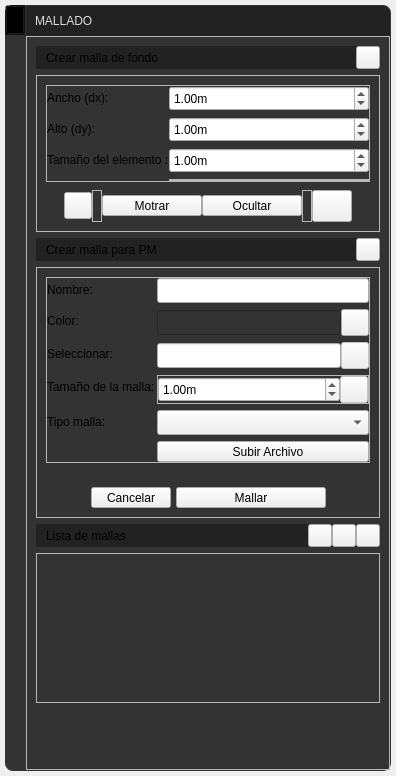
This is app/ui/widget_draw_menu_mesh.ui in edwinar13/MPM-UN as Qt 5 draws it before an edit. The edited form follows.
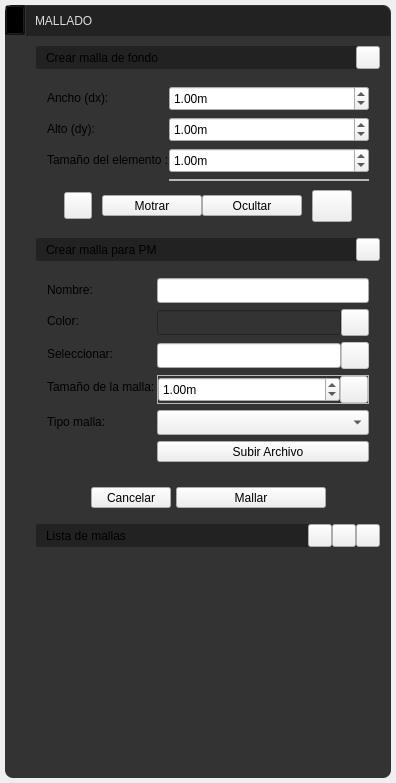
This is the edited form. Icons and pictures are not drawn.

Patch:
```diff
--- a/app/ui/widget_draw_menu_mesh.ui
+++ b/app/ui/widget_draw_menu_mesh.ui
@@ -7,7 +7,7 @@
     <x>0</x>
     <y>0</y>
     <width>350</width>
-    <height>776</height>
+    <height>783</height>
    </rect>
   </property>
   <property name="sizePolicy">
@@ -75,6 +75,20 @@
 border-radius: 8px
 }
 
+
+QFrame#frame_info,
+QFrame#frame_mesh2,
+QFrame#frame_mesh2_2,
+QFrame#frame_mesh3,
+QFrame#frame_3,
+QFrame#frame_4,
+QFrame#frame_5,
+QFrame#frame_6{
+background: transparent;
+}
+
+
+
 /*#################################################################*/
 /*####################       FRAME HIDE       ###########################*/
 /*#################################################################*/
```
Left out of the diff: 156 changed lines with no effect on the pictures.
